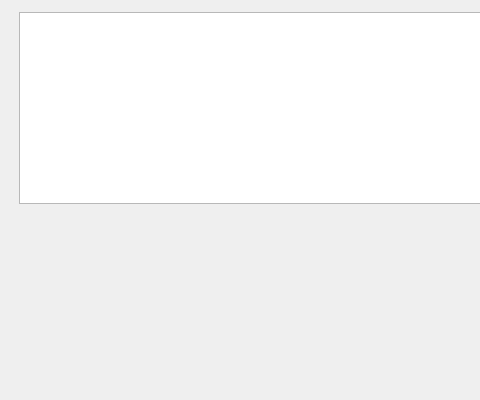
PirateNetwork/pirate, file src/qt/forms/helpmessagedialog.ui: the form before one commit; both pictures show x 0 to 480 and y 0 to 400 of the 780 by 400 pixel window.
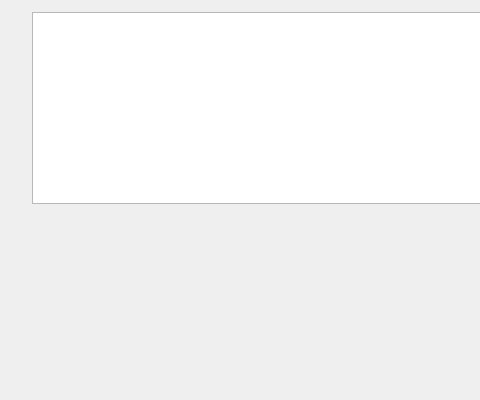
The form after the commit. Icons and pictures are not drawn.

```diff
--- a/src/qt/forms/helpmessagedialog.ui
+++ b/src/qt/forms/helpmessagedialog.ui
@@ -40,7 +40,7 @@
      <item>
       <widget class="QLabel" name="aboutLogo">
        <property name="sizePolicy">
-        <sizepolicy hsizetype="Preferred" vsizetype="Ignored">
+        <sizepolicy hsizetype="Maximum" vsizetype="Maximum">
          <horstretch>0</horstretch>
          <verstretch>0</verstretch>
         </sizepolicy>
@@ -63,14 +63,17 @@
       </widget>
      </item>
      <item>
-      <widget class="QFrame" name="frame">
-       <property name="frameShape">
-        <enum>QFrame::NoFrame</enum>
+      <spacer name="verticalSpacer_3">
+       <property name="orientation">
+        <enum>Qt::Vertical</enum>
        </property>
-       <property name="frameShadow">
-        <enum>QFrame::Raised</enum>
+       <property name="sizeHint" stdset="0">
+        <size>
+         <width>20</width>
+         <height>40</height>
+        </size>
        </property>
-      </widget>
+      </spacer>
      </item>
     </layout>
    </item>
@@ -95,6 +98,14 @@
         <bool>true</bool>
        </property>
        <widget class="QWidget" name="scrollAreaWidgetContents">
+        <property name="geometry">
+         <rect>
+          <x>0</x>
+          <y>0</y>
+          <width>638</width>
+          <height>135</height>
+         </rect>
+        </property>
         <layout class="QVBoxLayout" name="verticalLayout_2">
          <item>
           <widget class="QLabel" name="aboutMessage">
```
